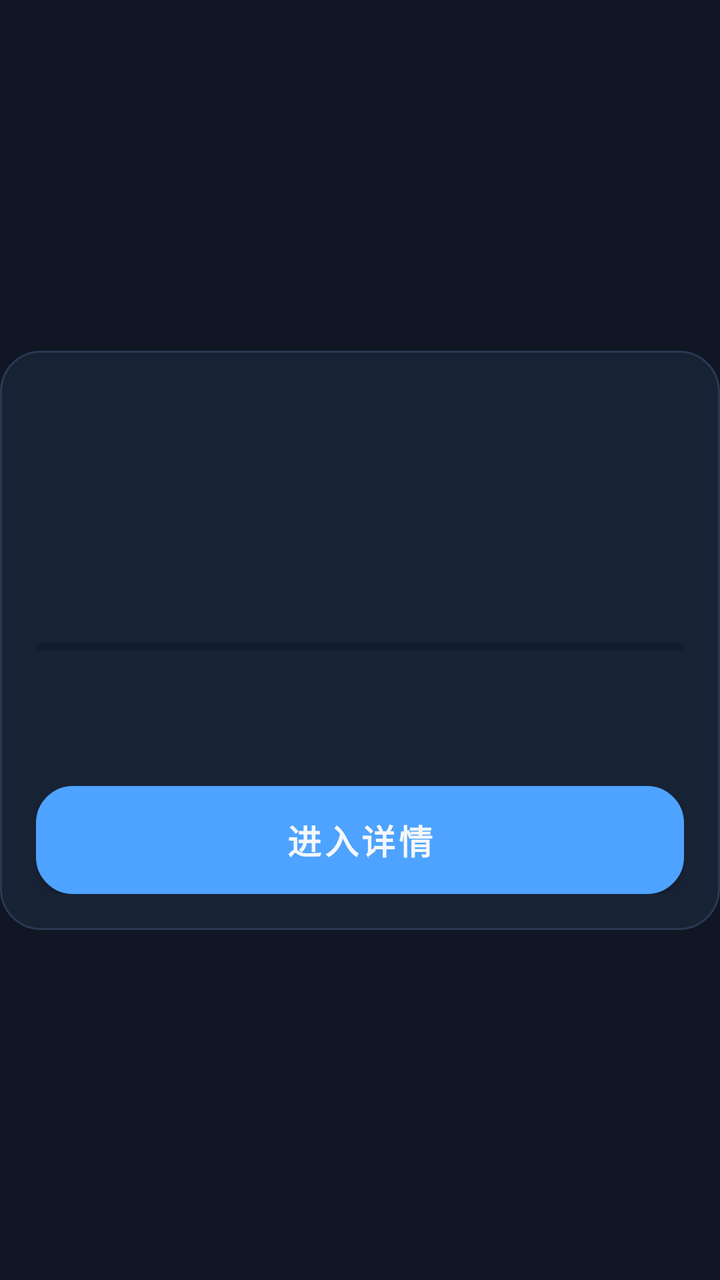
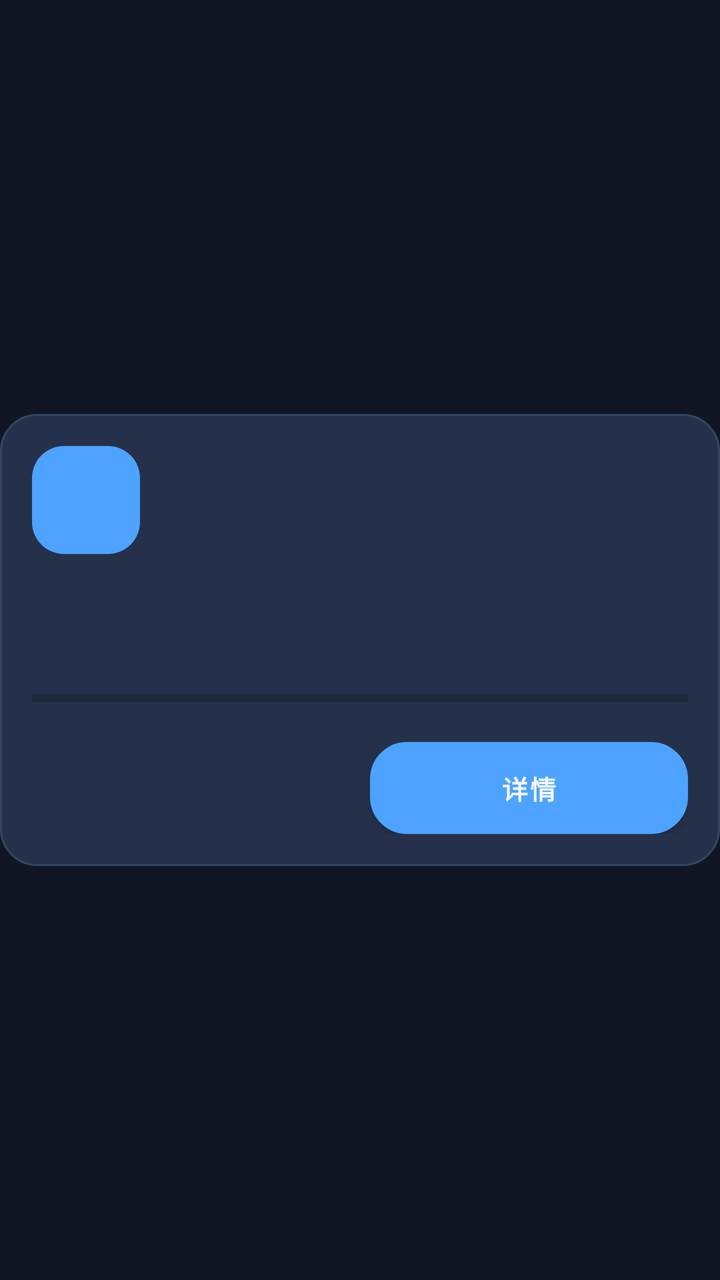

Before-and-after screenshots of an Android layout around one commit, followed by the original layout XML and the change that was made.
<!-- AndroidManifest.xml: another module's application theme Theme.CarAppStore -->
<!-- res/layout/item_app_card.xml -->
<?xml version="1.0" encoding="utf-8"?>
<androidx.constraintlayout.widget.ConstraintLayout xmlns:android="http://schemas.android.com/apk/res/android"
    xmlns:app="http://schemas.android.com/apk/res-auto"
    android:layout_width="match_parent"
    android:layout_height="wrap_content"
    android:layout_marginBottom="@dimen/spacing_14dp">

    <LinearLayout
        android:layout_width="0dp"
        android:layout_height="wrap_content"
        android:background="@drawable/bg_card"
        android:orientation="vertical"
        android:padding="@dimen/spacing_18dp"
        app:layout_constraintBottom_toBottomOf="parent"
        app:layout_constraintEnd_toEndOf="parent"
        app:layout_constraintStart_toStartOf="parent"
        app:layout_constraintTop_toTopOf="parent">

    <LinearLayout
        android:layout_width="match_parent"
        android:layout_height="wrap_content"
        android:gravity="center_vertical"
        android:orientation="horizontal">

        <LinearLayout
            android:layout_width="0dp"
            android:layout_height="wrap_content"
            android:layout_weight="1"
            android:orientation="vertical">

            <TextView
                android:id="@+id/tvAppName"
                android:layout_width="wrap_content"
                android:layout_height="wrap_content"
                android:textColor="@color/car_text_primary"
                android:textSize="@dimen/text_xl_20"
                android:textStyle="bold" />

            <TextView
                android:id="@+id/tvAppVersion"
                android:layout_width="wrap_content"
                android:layout_height="wrap_content"
                android:layout_marginTop="@dimen/spacing_6dp"
                android:textColor="@color/car_text_muted"
                android:textSize="@dimen/text_sm_13" />
        </LinearLayout>

        <TextView
            android:id="@+id/tvAppState"
            android:layout_width="wrap_content"
            android:layout_height="wrap_content"
            android:paddingStart="@dimen/spacing_12dp"
            android:paddingTop="@dimen/spacing_6dp"
            android:paddingEnd="@dimen/spacing_12dp"
            android:paddingBottom="@dimen/spacing_6dp"
            android:textColor="@color/car_text_primary"
            android:textSize="@dimen/text_xs"
            android:textStyle="bold" />
    </LinearLayout>

    <TextView
        android:id="@+id/tvAppDesc"
        android:layout_width="match_parent"
        android:layout_height="wrap_content"
        android:layout_marginTop="@dimen/spacing_12dp"
        android:textColor="@color/car_text_secondary"
        android:textSize="@dimen/text_sm_15" />

    <TextView
        android:id="@+id/tvProgress"
        android:layout_width="wrap_content"
        android:layout_height="wrap_content"
        android:layout_marginTop="@dimen/spacing_12dp"
        android:textColor="@color/car_text_secondary"
        android:textSize="@dimen/text_sm" />

    <ProgressBar
        android:id="@+id/progressDownload"
        style="?android:attr/progressBarStyleHorizontal"
        android:layout_width="match_parent"
        android:layout_height="wrap_content"
        android:layout_marginTop="@dimen/spacing_8dp"
        android:max="100" />

    <TextView
        android:id="@+id/tvPrimaryAction"
        android:layout_width="wrap_content"
        android:layout_height="wrap_content"
        android:layout_marginTop="@dimen/spacing_14dp"
        android:paddingStart="@dimen/spacing_12dp"
        android:paddingTop="@dimen/spacing_8dp"
        android:paddingEnd="@dimen/spacing_12dp"
        android:paddingBottom="@dimen/spacing_8dp"
        android:textColor="@color/car_text_primary"
        android:textSize="@dimen/text_sm_13"
        android:textStyle="bold" />

    <Button
        android:id="@+id/btnDetail"
        android:layout_width="match_parent"
        android:layout_height="54dp"
        android:layout_marginTop="@dimen/spacing_14dp"
        android:background="@drawable/bg_secondary_button"
        android:text="@string/ui_enter_detail"
        android:textAllCaps="false"
        android:textColor="@color/car_text_primary"
        android:textSize="@dimen/text_md_17"
        android:textStyle="bold" />
    </LinearLayout>

</androidx.constraintlayout.widget.ConstraintLayout>
<!-- resources referenced by this layout -->
<resources>
  <color name="car_text_muted">#7E8AA3</color>
  <color name="car_text_primary">#F5F7FA</color>
  <color name="car_text_secondary">#B6C2D9</color>
  <dimen name="spacing_12dp">12dp</dimen>
  <dimen name="spacing_14dp">14dp</dimen>
  <dimen name="spacing_18dp">18dp</dimen>
  <dimen name="spacing_6dp">6dp</dimen>
  <dimen name="spacing_8dp">8dp</dimen>
  <dimen name="text_md_17">17sp</dimen>
  <dimen name="text_sm">14sp</dimen>
  <dimen name="text_sm_13">13sp</dimen>
  <dimen name="text_sm_15">15sp</dimen>
  <dimen name="text_xl_20">20sp</dimen>
  <dimen name="text_xs">12sp</dimen>
  <!-- drawable bg_card (drawable) -->
  <shape xmlns:android="http://schemas.android.com/apk/res/android">
      <solid android:color="@color/car_card" />
      <stroke android:width="1dp" android:color="@color/car_divider" />
      <corners android:radius="20dp" />
  </shape>
  <!-- drawable bg_secondary_button (drawable) -->
  <shape xmlns:android="http://schemas.android.com/apk/res/android">
      <solid android:color="@color/car_surface_light" />
      <stroke android:width="1dp" android:color="@color/car_divider" />
      <corners android:radius="18dp" />
  </shape>
  <string name="ui_enter_detail">进入详情</string>
  <style name="Theme.CarAppStore" parent="Theme.MaterialComponents.DayNight.NoActionBar">
          <item name="colorPrimary">@color/car_primary</item>
          <item name="colorPrimaryVariant">@color/car_primary_dark</item>
          <item name="colorOnPrimary">@color/car_text_primary</item>
          <item name="colorSecondary">@color/car_accent</item>
          <item name="colorSecondaryVariant">@color/teal_700</item>
          <item name="colorOnSecondary">@color/car_bg</item>
          <item name="android:statusBarColor" tools:targetApi="l">@color/car_bg</item>
          <item name="android:navigationBarColor" tools:targetApi="l">@color/car_bg</item>
          <item name="android:windowBackground">@color/car_bg</item>
      </style>
  <color name="car_card">#182235</color>
  <color name="car_divider">#2B3852</color>
  <color name="car_surface_light">#223049</color>
  <color name="car_primary">#4DA3FF</color>
  <color name="car_primary_dark">#2E7DE0</color>
  <color name="car_accent">#5DE1B9</color>
  <color name="teal_700">#FF018786</color>
  <color name="car_bg">#101623</color>
</resources>

<!-- the commit's change to res/layout/item_app_card.xml (unified diff, before → after) -->
@@ -3,109 +3,144 @@
     xmlns:app="http://schemas.android.com/apk/res-auto"
     android:layout_width="match_parent"
     android:layout_height="wrap_content"
+    android:layout_marginStart="@dimen/spacing_6dp"
+    android:layout_marginEnd="@dimen/spacing_6dp"
     android:layout_marginBottom="@dimen/spacing_14dp">
 
     <LinearLayout
         android:layout_width="0dp"
         android:layout_height="wrap_content"
-        android:background="@drawable/bg_card"
+        android:background="@drawable/bg_home_app_card"
         android:orientation="vertical"
-        android:padding="@dimen/spacing_18dp"
+        android:padding="@dimen/spacing_16dp"
         app:layout_constraintBottom_toBottomOf="parent"
         app:layout_constraintEnd_toEndOf="parent"
         app:layout_constraintStart_toStartOf="parent"
         app:layout_constraintTop_toTopOf="parent">
 
-    <LinearLayout
-        android:layout_width="match_parent"
-        android:layout_height="wrap_content"
-        android:gravity="center_vertical"
-        android:orientation="horizontal">
+        <LinearLayout
+            android:layout_width="match_parent"
+            android:layout_height="wrap_content"
+            android:gravity="center_vertical"
+            android:orientation="horizontal">
 
-        <LinearLayout
-            android:layout_width="0dp"
-            android:layout_height="wrap_content"
-            android:layout_weight="1"
-            android:orientation="vertical">
+            <FrameLayout
+                android:layout_width="54dp"
+                android:layout_height="54dp"
+                android:background="@drawable/bg_home_app_icon">
+
+                <ImageView
+                    android:id="@+id/ivAppIcon"
+                    android:layout_width="match_parent"
+                    android:layout_height="match_parent"
+                    android:contentDescription="@string/ui_enter_detail"
+                    android:scaleType="centerCrop"
+                    android:visibility="gone" />
+
+                <TextView
+                    android:id="@+id/tvAppInitial"
+                    android:layout_width="match_parent"
+                    android:layout_height="match_parent"
+                    android:gravity="center"
+                    android:textColor="@color/car_text_primary"
+                    android:textSize="@dimen/text_xl"
+                    android:textStyle="bold" />
+            </FrameLayout>
+
+            <LinearLayout
+                android:layout_width="0dp"
+                android:layout_height="wrap_content"
+                android:layout_marginStart="@dimen/spacing_12dp"
+                android:layout_weight="1"
+                android:orientation="vertical">
+
+                <TextView
+                    android:id="@+id/tvAppName"
+                    android:layout_width="match_parent"
+                    android:layout_height="wrap_content"
+                    android:singleLine="true"
+                    android:textColor="@color/car_text_primary"
+                    android:textSize="@dimen/text_lg_19"
+                    android:textStyle="bold" />
+
+                <TextView
+                    android:id="@+id/tvAppVersion"
+                    android:layout_width="match_parent"
+                    android:layout_height="wrap_content"
+                    android:layout_marginTop="@dimen/spacing_4dp"
+                    android:singleLine="true"
+                    android:textColor="@color/car_text_muted"
+                    android:textSize="@dimen/text_xs" />
+            </LinearLayout>
 
             <TextView
-                android:id="@+id/tvAppName"
+                android:id="@+id/tvAppState"
                 android:layout_width="wrap_content"
                 android:layout_height="wrap_content"
+                android:paddingStart="@dimen/spacing_10dp"
+                android:paddingTop="@dimen/spacing_6dp"
+                android:paddingEnd="@dimen/spacing_10dp"
+                android:paddingBottom="@dimen/spacing_6dp"
                 android:textColor="@color/car_text_primary"
-                android:textSize="@dimen/text_xl_20"
+                android:textSize="@dimen/text_xs"
                 android:textStyle="bold" />
-
-            <TextView
-                android:id="@+id/tvAppVersion"
-                android:layout_width="wrap_content"
-                android:layout_height="wrap_content"
-                android:layout_marginTop="@dimen/spacing_6dp"
-                android:textColor="@color/car_text_muted"
-                android:textSize="@dimen/text_sm_13" />
         </LinearLayout>
 
         <TextView
-            android:id="@+id/tvAppState"
+            android:id="@+id/tvAppDesc"
+            android:layout_width="match_parent"
+            android:layout_height="wrap_content"
+            android:layout_marginTop="@dimen/spacing_12dp"
+            android:lineSpacingExtra="2dp"
+            android:maxLines="3"
+            android:textColor="@color/car_text_secondary"
+            android:textSize="@dimen/text_sm_13" />
+
+        <TextView
+            android:id="@+id/tvProgress"
             android:layout_width="wrap_content"
             android:layout_height="wrap_content"
-            android:paddingStart="@dimen/spacing_12dp"
-            android:paddingTop="@dimen/spacing_6dp"
-            android:paddingEnd="@dimen/spacing_12dp"
-            android:paddingBottom="@dimen/spacing_6dp"
-            android:textColor="@color/car_text_primary"
-            android:textSize="@dimen/text_xs"
-            android:textStyle="bold" />
+            android:layout_marginTop="@dimen/spacing_12dp"
+            android:textColor="@color/car_text_secondary"
+            android:textSize="@dimen/text_xs" />
+
+        <ProgressBar
+            android:id="@+id/progressDownload"
+            style="?android:attr/progressBarStyleHorizontal"
+            android:layout_width="match_parent"
+            android:layout_height="wrap_content"
+            android:layout_marginTop="@dimen/spacing_6dp"
+            android:max="100" />
+
+        <LinearLayout
+            android:layout_width="match_parent"
+            android:layout_height="wrap_content"
+            android:layout_marginTop="@dimen/spacing_14dp"
+            android:gravity="center_vertical"
+            android:orientation="horizontal">
+
+            <TextView
+                android:id="@+id/tvPrimaryAction"
+                android:layout_width="0dp"
+                android:layout_height="46dp"
+                android:layout_weight="1"
+                android:gravity="center"
+                android:textColor="@color/car_text_primary"
+                android:textSize="@dimen/text_sm_13"
+                android:textStyle="bold" />
+
+            <Button
+                android:id="@+id/btnDetail"
+                android:layout_width="0dp"
+                android:layout_height="46dp"
+                android:layout_marginStart="@dimen/spacing_10dp"
+                android:layout_weight="1"
+                android:background="@drawable/bg_secondary_button"
+                android:text="&#x8be6;&#x60c5;"
+                android:textAllCaps="false"
+                android:textColor="@color/car_text_primary"
+                android:textSize="@dimen/text_sm_13"
+                android:textStyle="bold" />
+        </LinearLayout>
     </LinearLayout>
-
-    <TextView
-        android:id="@+id/tvAppDesc"
-        android:layout_width="match_parent"
-        android:layout_height="wrap_content"
-        android:layout_marginTop="@dimen/spacing_12dp"
-        android:textColor="@color/car_text_secondary"
-        android:textSize="@dimen/text_sm_15" />
-
-    <TextView
-        android:id="@+id/tvProgress"
-        android:layout_width="wrap_content"
-        android:layout_height="wrap_content"
-        android:layout_marginTop="@dimen/spacing_12dp"
-        android:textColor="@color/car_text_secondary"
-        android:textSize="@dimen/text_sm" />
-
-    <ProgressBar
-        android:id="@+id/progressDownload"
-        style="?android:attr/progressBarStyleHorizontal"
-        android:layout_width="match_parent"
-        android:layout_height="wrap_content"
-        android:layout_marginTop="@dimen/spacing_8dp"
-        android:max="100" />
-
-    <TextView
-        android:id="@+id/tvPrimaryAction"
-        android:layout_width="wrap_content"
-        android:layout_height="wrap_content"
-        android:layout_marginTop="@dimen/spacing_14dp"
-        android:paddingStart="@dimen/spacing_12dp"
-        android:paddingTop="@dimen/spacing_8dp"
-        android:paddingEnd="@dimen/spacing_12dp"
-        android:paddingBottom="@dimen/spacing_8dp"
-        android:textColor="@color/car_text_primary"
-        android:textSize="@dimen/text_sm_13"
-        android:textStyle="bold" />
-
-    <Button
-        android:id="@+id/btnDetail"
-        android:layout_width="match_parent"
-        android:layout_height="54dp"
-        android:layout_marginTop="@dimen/spacing_14dp"
-        android:background="@drawable/bg_secondary_button"
-        android:text="@string/ui_enter_detail"
-        android:textAllCaps="false"
-        android:textColor="@color/car_text_primary"
-        android:textSize="@dimen/text_md_17"
-        android:textStyle="bold" />
-    </LinearLayout>
-
 </androidx.constraintlayout.widget.ConstraintLayout>
<!-- resource entries referenced after the edit -->
@@ -3,22 +3,28 @@
   <color name="car_text_muted">#7E8AA3</color>
   <color name="car_text_primary">#F5F7FA</color>
   <color name="car_text_secondary">#B6C2D9</color>
+  <dimen name="spacing_10dp">10dp</dimen>
   <dimen name="spacing_12dp">12dp</dimen>
   <dimen name="spacing_14dp">14dp</dimen>
-  <dimen name="spacing_18dp">18dp</dimen>
+  <dimen name="spacing_16dp">16dp</dimen>
+  <dimen name="spacing_4dp">4dp</dimen>
   <dimen name="spacing_6dp">6dp</dimen>
-  <dimen name="spacing_8dp">8dp</dimen>
-  <dimen name="text_md_17">17sp</dimen>
-  <dimen name="text_sm">14sp</dimen>
+  <dimen name="text_lg_19">19sp</dimen>
   <dimen name="text_sm_13">13sp</dimen>
-  <dimen name="text_sm_15">15sp</dimen>
-  <dimen name="text_xl_20">20sp</dimen>
+  <dimen name="text_xl">22sp</dimen>
   <dimen name="text_xs">12sp</dimen>
-  <!-- drawable bg_card (drawable) -->
+  <!-- drawable bg_home_app_card (drawable) -->
+  <?xml version="1.0" encoding="utf-8"?>
   <shape xmlns:android="http://schemas.android.com/apk/res/android">
-      <solid android:color="@color/car_card" />
-      <stroke android:width="1dp" android:color="@color/car_divider" />
-      <corners android:radius="20dp" />
+      <solid android:color="#25314A" />
+      <stroke android:width="1dp" android:color="#354563" />
+      <corners android:radius="18dp" />
+  </shape>
+  <!-- drawable bg_home_app_icon (drawable) -->
+  <?xml version="1.0" encoding="utf-8"?>
+  <shape xmlns:android="http://schemas.android.com/apk/res/android">
+      <solid android:color="#4DA3FF" />
+      <corners android:radius="16dp" />
   </shape>
   <!-- drawable bg_secondary_button (drawable) -->
   <shape xmlns:android="http://schemas.android.com/apk/res/android">
@@ -38,7 +44,6 @@
           <item name="android:navigationBarColor" tools:targetApi="l">@color/car_bg</item>
           <item name="android:windowBackground">@color/car_bg</item>
       </style>
-  <color name="car_card">#182235</color>
   <color name="car_divider">#2B3852</color>
   <color name="car_surface_light">#223049</color>
   <color name="car_primary">#4DA3FF</color>
